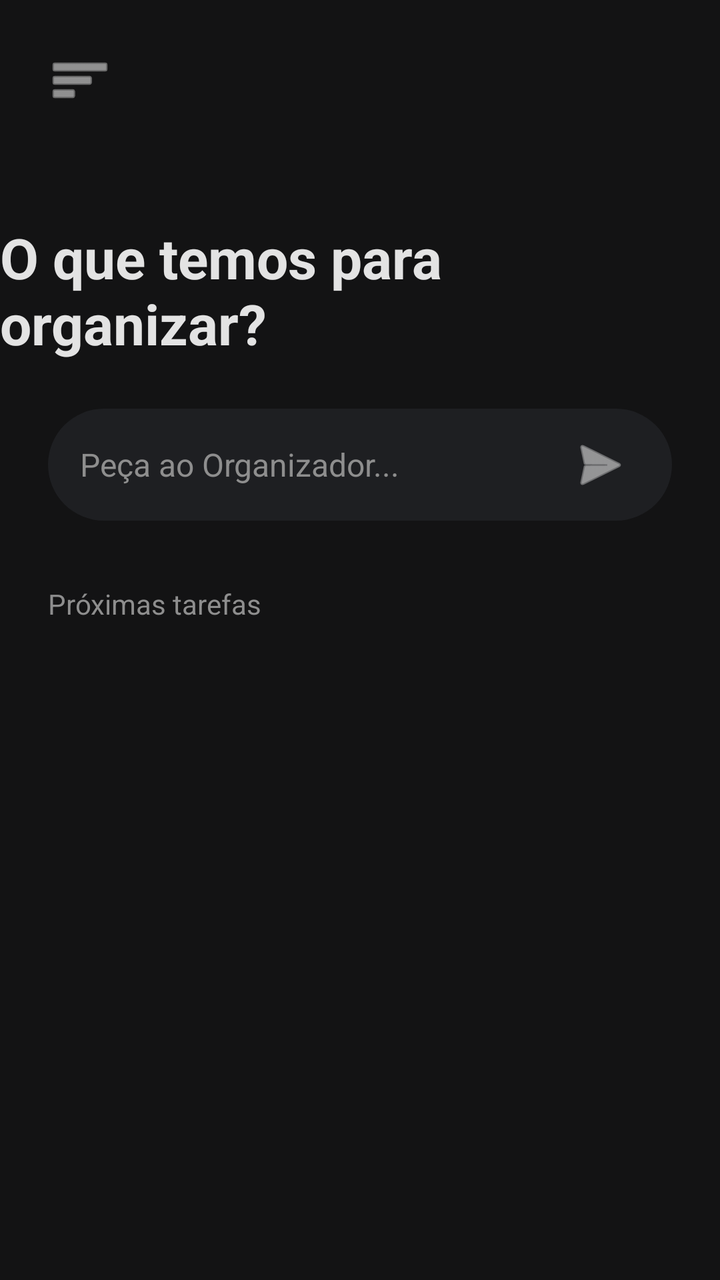
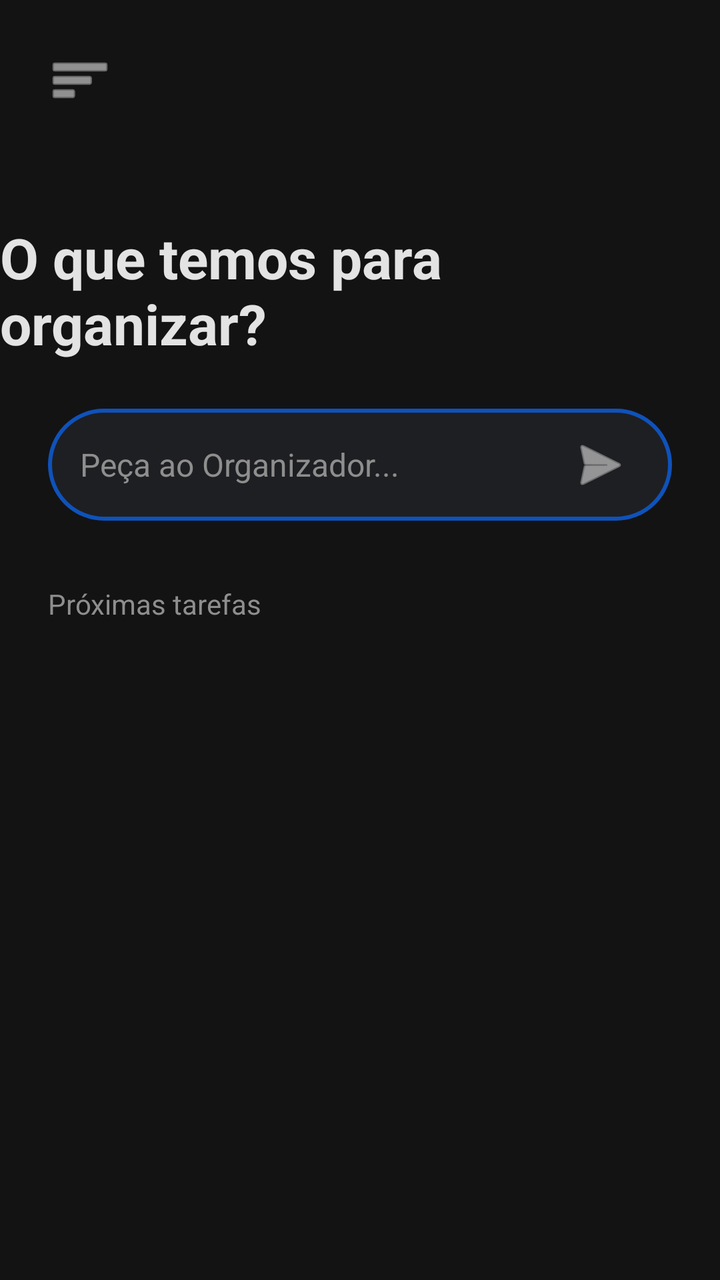

An Android layout rendered at two revisions. The XML below is the earlier revision; the diff shows what the commit changed to produce the second picture.
<!-- AndroidManifest.xml: application theme Theme.OrganizadorIA -->
<!-- res/layout/activity_main.xml -->
<?xml version="1.0" encoding="utf-8"?>
<androidx.drawerlayout.widget.DrawerLayout
    xmlns:android="http://schemas.android.com/apk/res/android"
    xmlns:app="http://schemas.android.com/apk/res-auto"
    android:id="@+id/drawerLayout"
    android:layout_width="match_parent"
    android:layout_height="match_parent"
    android:background="#131314"
    android:fitsSystemWindows="true"> 

    <androidx.constraintlayout.widget.ConstraintLayout
        android:layout_width="match_parent"
        android:layout_height="match_parent">

        <ImageButton
            android:id="@+id/btnAbrirMenu"
            android:layout_width="48dp"
            android:layout_height="48dp"
            android:layout_margin="16dp"
            android:background="?attr/selectableItemBackgroundBorderless"
            android:src="@android:drawable/ic_menu_sort_by_size"
            app:tint="#E3E3E3"
            app:layout_constraintTop_toTopOf="parent"
            app:layout_constraintStart_toStartOf="parent" />

        <TextView
            android:id="@+id/textSaudacao"
            android:layout_width="wrap_content"
            android:layout_height="wrap_content"
            android:layout_marginBottom="24dp"
            android:text="O que temos para organizar?"
            android:textColor="#E3E3E3"
            android:textSize="28sp"
            android:textStyle="bold"
            app:layout_constraintBottom_toTopOf="@id/barraDigitacao"
            app:layout_constraintEnd_toEndOf="parent"
            app:layout_constraintStart_toStartOf="parent" />

        
        <LinearLayout
            android:id="@+id/barraDigitacao"
            android:layout_width="0dp"
            android:layout_height="56dp"
            android:layout_marginHorizontal="24dp"
            android:background="@drawable/bg_input_gemini"
            android:gravity="center_vertical"
            android:orientation="horizontal"
            android:paddingHorizontal="16dp"
            app:layout_constraintTop_toTopOf="parent"
            app:layout_constraintBottom_toBottomOf="parent"
            app:layout_constraintEnd_toEndOf="parent"
            app:layout_constraintStart_toStartOf="parent"
            app:layout_constraintVertical_bias="0.35">

            <EditText
                android:id="@+id/inputComando"
                android:layout_width="0dp"
                android:layout_height="match_parent"
                android:layout_weight="1"
                android:background="@null"
                android:hint="Peça ao Organizador..."
                android:textColorHint="#8E8E8E"
                android:textColor="#E3E3E3"
                android:textSize="16sp" />

            <ImageButton
                android:id="@+id/btnEnviar"
                android:layout_width="40dp"
                android:layout_height="40dp"
                android:background="?attr/selectableItemBackgroundBorderless"
                android:src="@android:drawable/ic_menu_send"
                app:tint="#E3E3E3" />
        </LinearLayout>

        <TextView
            android:id="@+id/labelProximas"
            android:layout_width="wrap_content"
            android:layout_height="wrap_content"
            android:layout_marginTop="32dp"
            android:text="Próximas tarefas"
            android:textColor="#8E8E8E"
            android:textSize="14sp"
            app:layout_constraintTop_toBottomOf="@id/barraDigitacao"
            app:layout_constraintStart_toStartOf="@id/barraDigitacao" />

        <androidx.recyclerview.widget.RecyclerView
            android:id="@+id/listaTarefas"
            android:layout_width="0dp"
            android:layout_height="0dp"
            android:layout_marginTop="8dp"
            android:paddingHorizontal="16dp"
            app:layout_constraintTop_toBottomOf="@id/labelProximas"
            app:layout_constraintBottom_toBottomOf="parent"
            app:layout_constraintStart_toStartOf="parent"
            app:layout_constraintEnd_toEndOf="parent" />

    </androidx.constraintlayout.widget.ConstraintLayout>

    <com.google.android.material.navigation.NavigationView
        android:id="@+id/navView"
        android:layout_width="wrap_content"
        android:layout_height="match_parent"
        android:layout_gravity="start"
        android:background="#1E1F22"
        app:itemTextColor="#E3E3E3"
        app:menu="@menu/menu_lateral" />

</androidx.drawerlayout.widget.DrawerLayout>
<!-- resources referenced by this layout -->
<resources>
  <!-- drawable bg_input_gemini (drawable) -->
  <?xml version="1.0" encoding="utf-8"?>
  <shape xmlns:android="http://schemas.android.com/apk/res/android">
      <solid android:color="#1E1F22" />
      <corners android:radius="28dp" />
  </shape>
  <style name="Theme.OrganizadorIA" parent="Base.Theme.OrganizadorIA" />
  <style name="Base.Theme.OrganizadorIA" parent="Theme.Material3.DayNight.NoActionBar">
          
          
      </style>
</resources>

<!-- the commit's change to res/layout/activity_main.xml (unified diff, before → after) -->
@@ -10,7 +10,8 @@
 
     <androidx.constraintlayout.widget.ConstraintLayout
         android:layout_width="match_parent"
-        android:layout_height="match_parent">
+        android:layout_height="match_parent"
+        android:fitsSystemWindows="true">
 
         <ImageButton
             android:id="@+id/btnAbrirMenu"
<!-- resource entries referenced after the edit -->
@@ -4,9 +4,11 @@
   <?xml version="1.0" encoding="utf-8"?>
   <shape xmlns:android="http://schemas.android.com/apk/res/android">
       <solid android:color="#1E1F22" />
+      <stroke android:width="2dp" android:color="@color/azul_safira" />
       <corners android:radius="28dp" />
   </shape>
   <style name="Theme.OrganizadorIA" parent="Base.Theme.OrganizadorIA" />
+  <color name="azul_safira">#0F52BA</color>
   <style name="Base.Theme.OrganizadorIA" parent="Theme.Material3.DayNight.NoActionBar">
           
           
